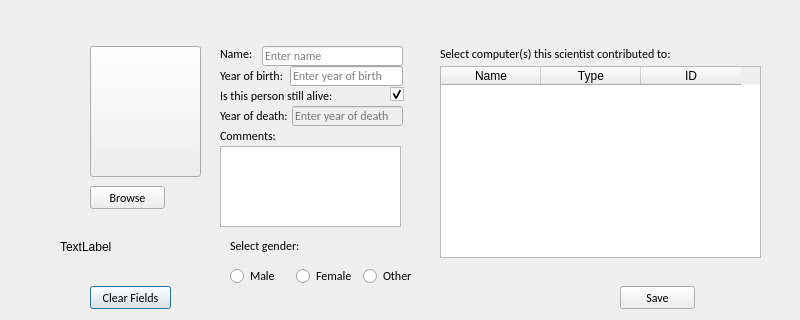
Old version of the form Hopur21Verkefni/MyComputerScienceList/ui/addcomputerscientist.ui in the repository Hopur21/Hopur21.
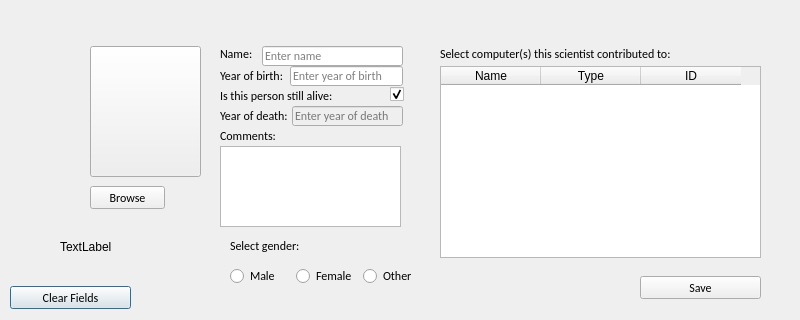
New version of the form. Icons and pictures are not drawn.

```diff
--- a/Hopur21Verkefni/MyComputerScienceList/ui/addcomputerscientist.ui
+++ b/Hopur21Verkefni/MyComputerScienceList/ui/addcomputerscientist.ui
@@ -41,9 +41,9 @@
    <widget class="QPushButton" name="pushButton_Addscientist_clearFields">
     <property name="geometry">
      <rect>
-      <x>90</x>
+      <x>10</x>
       <y>290</y>
-      <width>81</width>
+      <width>121</width>
       <height>23</height>
      </rect>
     </property>
@@ -145,9 +145,9 @@
    <widget class="QPushButton" name="pushButton_Addscientist_save">
     <property name="geometry">
      <rect>
-      <x>620</x>
-      <y>290</y>
-      <width>75</width>
+      <x>640</x>
+      <y>280</y>
+      <width>121</width>
       <height>23</height>
      </rect>
     </property>
@@ -491,22 +491,19 @@
      </rect>
     </property>
    </widget>
-  </widget>
   <widget class="QLabel" name="Add_Scientist_error_field">
-   <property name="enabled">
-    <bool>true</bool>
-   </property>
    <property name="geometry">
     <rect>
-     <x>180</x>
-     <y>350</y>
-     <width>591</width>
+      <x>130</x>
+      <y>290</y>
+      <width>491</width>
      <height>20</height>
     </rect>
    </property>
    <property name="text">
     <string/>
    </property>
+   </widget>
   </widget>
  </widget>
  <resources>
```
Lines whose indentation alone changed are shown as unchanged.
